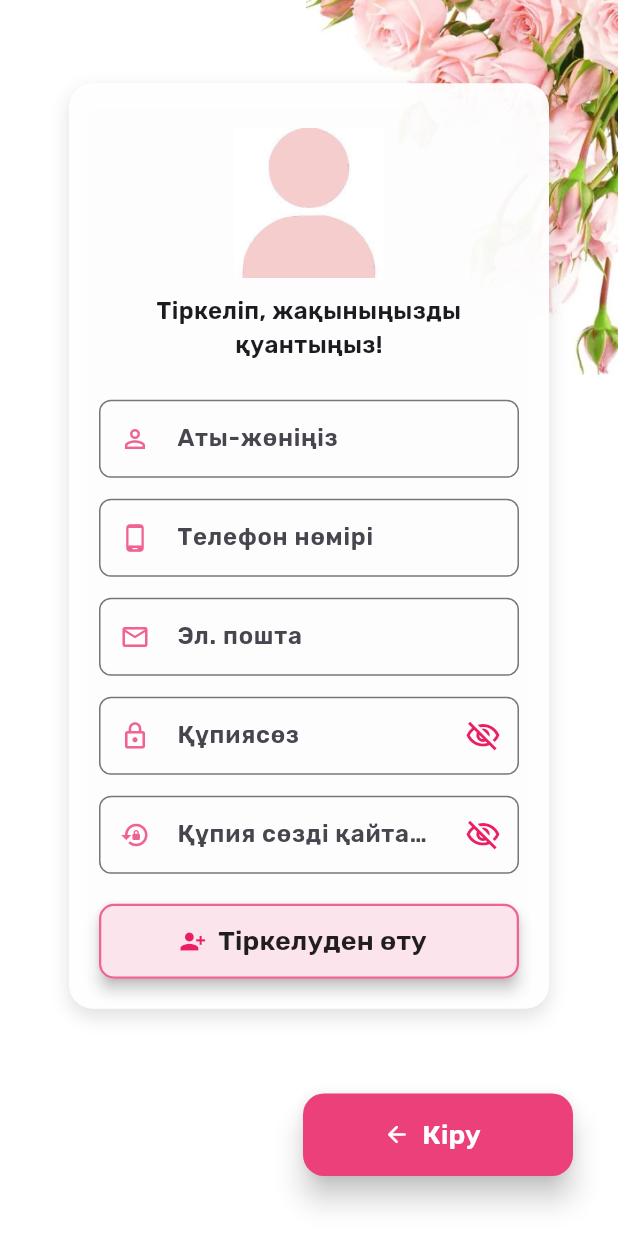
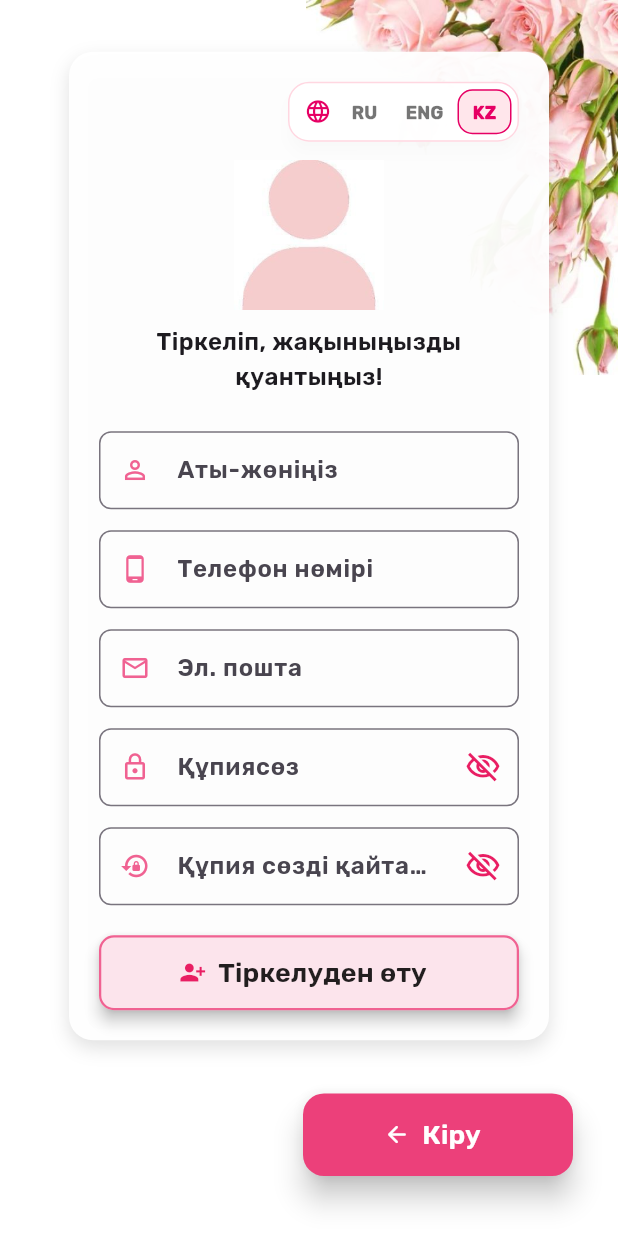
Before and after one commit to Madinass/gul-alem, a Flutter app: the RegisterScreen screen opened directly, on a phone screen of 412 x 824 dp. Run offline on Flutter 3.47's test engine with Material 3 defaults, Android fonts, the phone set to English and light mode, and no system bars; our stand-ins replace flutter_map, geolocator, image_picker, latlong2, shared_preferences, sqflite; accounts and stored records are empty; network calls fail.

Commit message:
Add auth language switcher

```diff
--- a/lib/login_screen.dart
+++ b/lib/login_screen.dart
@@ -4,6 +4,7 @@ import 'forgot_password_screen.dart';
 import 'main_wrapper.dart';
 import 'register.dart';
 import 'services/api_service.dart';
+import 'widgets/language_switcher.dart';
 
 class LoginScreen extends StatefulWidget {
   const LoginScreen({super.key});
@@ -162,7 +163,11 @@ class _LoginScreenState extends State<LoginScreen> {
                     ),
                     child: Column(
                       children: [
-                        const SizedBox(height: 10),
+                        const Align(
+                          alignment: Alignment.centerRight,
+                          child: LanguageSwitcher(),
+                        ),
+                        const SizedBox(height: 12),
                         SizedBox(
                           width: 140,
                           height: 140,
--- a/lib/popular_items_screen.dart
+++ b/lib/popular_items_screen.dart
@@ -40,20 +40,22 @@ class _PopularItemsScreenState extends State<PopularItemsScreen> {
     try {
       await ApiService.addToCart(product.id, quantity: 1);
       if (!mounted) return;
-      ScaffoldMessenger.of(context).showSnackBar(
-        const SnackBar(content: Text('Себетке қосылды')),
-      );
+      ScaffoldMessenger.of(
+        context,
+      ).showSnackBar(const SnackBar(content: Text('Себетке қосылды')));
     } catch (_) {
       if (!mounted) return;
-      ScaffoldMessenger.of(context).showSnackBar(
-        const SnackBar(content: Text('Себетке қосу сәтсіз')),
-      );
+      ScaffoldMessenger.of(
+        context,
+      ).showSnackBar(const SnackBar(content: Text('Себетке қосу сәтсіз')));
     }
   }
 
   String _descriptionFor(Product product) {
     final seed = '${product.flowerType} ${product.name}'.toLowerCase();
-    if (seed.contains('rose') || seed.contains('роза') || seed.contains('раушан')) {
+    if (seed.contains('rose') ||
+        seed.contains('роза') ||
+        seed.contains('раушан')) {
       return 'Раушан гүлдері — махаббат пен құрметтің белгісі. Сыйлыққа тамаша таңдау.';
     }
     if (seed.contains('tulip') || seed.contains('тюльпан')) {
@@ -82,10 +84,15 @@ class _PopularItemsScreenState extends State<PopularItemsScreen> {
           icon: const Icon(Icons.arrow_back_ios, color: Colors.black),
           onPressed: () => Navigator.pop(context),
         ),
-        title: const Text('Танымал гүлдер', style: TextStyle(color: Colors.black)),
+        title: const Text(
+          'Танымал гүлдер',
+          style: TextStyle(color: Colors.black),
+        ),
       ),
       body: _loading
-          ? const Center(child: CircularProgressIndicator(color: Color(0xFFE60064)))
+          ? const Center(
+              child: CircularProgressIndicator(color: Color(0xFFE60064)),
+            )
           : popularProducts.isEmpty
           ? const Center(child: Text('Танымал өнімдер табылмады'))
           : ListView.builder(
@@ -105,7 +112,7 @@ class _PopularItemsScreenState extends State<PopularItemsScreen> {
                       border: Border.all(color: lightPink),
                       boxShadow: [
                         BoxShadow(
-                              color: Colors.black.withOpacity(0.04),
+                          color: Colors.black.withValues(alpha: 0.04),
                           blurRadius: 8,
                           offset: const Offset(0, 4),
                         ),
@@ -121,8 +128,11 @@ class _PopularItemsScreenState extends State<PopularItemsScreen> {
                             width: 80,
                             height: 80,
                             fit: BoxFit.contain,
-                                errorBuilder: (context, error, stackTrace) =>
-                                    Icon(Icons.local_florist, color: lightPink, size: 50),
+                            errorBuilder: (context, error, stackTrace) => Icon(
+                              Icons.local_florist,
+                              color: lightPink,
+                              size: 50,
+                            ),
                           ),
                         ),
                         const SizedBox(width: 12),
@@ -132,23 +142,37 @@ class _PopularItemsScreenState extends State<PopularItemsScreen> {
                             children: [
                               Text(
                                 product.name,
-                                    style: const TextStyle(fontWeight: FontWeight.bold, fontSize: 15),
+                                style: const TextStyle(
+                                  fontWeight: FontWeight.bold,
+                                  fontSize: 15,
+                                ),
                               ),
                               const SizedBox(height: 4),
                               Text(
                                 product.formattedPrice,
-                                    style: TextStyle(color: darkPink, fontWeight: FontWeight.w600),
+                                style: TextStyle(
+                                  color: darkPink,
+                                  fontWeight: FontWeight.w600,
+                                ),
                               ),
                               const SizedBox(height: 6),
                               Text(
                                 _descriptionFor(product),
-                                    style: const TextStyle(color: Colors.grey, fontSize: 12),
+                                style: const TextStyle(
+                                  color: Colors.grey,
+                                  fontSize: 12,
+                                ),
                               ),
                               if (!product.inStock)
                                 const Padding(
                                   padding: EdgeInsets.only(top: 6),
-                                      child: Text('Қоймада жоқ',
-                                          style: TextStyle(color: Colors.red, fontSize: 12)),
+                                  child: Text(
+                                    'Қоймада жоқ',
+                                    style: TextStyle(
+                                      color: Colors.red,
+                                      fontSize: 12,
+                                    ),
+                                  ),
                                 ),
                             ],
                           ),
--- a/lib/register.dart
+++ b/lib/register.dart
@@ -7,6 +7,7 @@ import 'login_screen.dart'; // Сақтау
 import 'main_wrapper.dart';
 import 'register_validator.dart';
 import 'services/api_service.dart';
+import 'widgets/language_switcher.dart';
 
 class RegisterApp extends StatelessWidget {
   const RegisterApp({super.key});
@@ -228,7 +229,11 @@ class _RegisterScreenState extends State<RegisterScreen> {
                 child: Column(
                   mainAxisSize: MainAxisSize.min,
                   children: [
-                    const SizedBox(height: 10),
+                    const Align(
+                      alignment: Alignment.centerRight,
+                      child: LanguageSwitcher(),
+                    ),
+                    const SizedBox(height: 12),
                     SizedBox(
                       width: 100,
                       height: 100,
--- /dev/null
+++ b/lib/widgets/language_switcher.dart
@@ -0,0 +1,129 @@
+import 'package:flutter/material.dart';
+
+import '../app_language.dart';
+
+class LanguageSwitcher extends StatelessWidget {
+  const LanguageSwitcher({super.key});
+
+  static const List<AppLocale> _locales = [
+    AppLocale.ru,
+    AppLocale.en,
+    AppLocale.kz,
+  ];
+
+  @override
+  Widget build(BuildContext context) {
+    final controller = AppLanguageScope.watch(context);
+
+    return Material(
+      color: Colors.white.withValues(alpha: 0.95),
+      elevation: 4,
+      shadowColor: Colors.black.withValues(alpha: 0.08),
+      borderRadius: BorderRadius.circular(14),
+      child: Container(
+        padding: const EdgeInsets.all(4),
+        decoration: BoxDecoration(
+          border: Border.all(color: const Color(0xFFFFD7E1)),
+          borderRadius: BorderRadius.circular(14),
+        ),
+        child: Row(
+          mainAxisSize: MainAxisSize.min,
+          children: [
+            const Padding(
+              padding: EdgeInsets.only(left: 6, right: 4),
+              child: Icon(
+                Icons.language_rounded,
+                color: Color(0xFFE60064),
+                size: 18,
+              ),
+            ),
+            ..._locales.map((locale) {
+              final selected = controller.locale == locale;
+              return _LanguageOption(
+                locale: locale,
+                selected: selected,
+                onTap: () {
+                  controller.setLocale(locale);
+                },
+              );
+            }),
+          ],
+        ),
+      ),
+    );
+  }
+}
+
+class _LanguageOption extends StatelessWidget {
+  const _LanguageOption({
+    required this.locale,
+    required this.selected,
+    required this.onTap,
+  });
+
+  final AppLocale locale;
+  final bool selected;
+  final VoidCallback onTap;
+
+  @override
+  Widget build(BuildContext context) {
+    final t = context.t;
+
+    return Tooltip(
+      message: _name(t),
+      child: Semantics(
+        button: true,
+        selected: selected,
+        label: _name(t),
+        child: InkWell(
+          borderRadius: BorderRadius.circular(10),
+          onTap: selected ? null : onTap,
+          child: AnimatedContainer(
+            duration: const Duration(milliseconds: 160),
+            curve: Curves.easeOut,
+            width: locale == AppLocale.en ? 44 : 36,
+            height: 30,
+            alignment: Alignment.center,
+            decoration: BoxDecoration(
+              color: selected ? const Color(0xFFFFE6EB) : Colors.transparent,
+              borderRadius: BorderRadius.circular(10),
+              border: Border.all(
+                color: selected ? const Color(0xFFE60064) : Colors.transparent,
+              ),
+            ),
+            child: Text(
+              _label,
+              style: TextStyle(
+                color: selected ? const Color(0xFFE60064) : Colors.black54,
+                fontSize: 12,
+                fontWeight: FontWeight.w800,
+              ),
+            ),
+          ),
+        ),
+      ),
+    );
+  }
+
+  String get _label {
+    switch (locale) {
+      case AppLocale.ru:
+        return 'RU';
+      case AppLocale.en:
+        return 'ENG';
+      case AppLocale.kz:
+        return 'KZ';
+    }
+  }
+
+  String _name(AppText t) {
+    switch (locale) {
+      case AppLocale.ru:
+        return t.russian;
+      case AppLocale.en:
+        return t.english;
+      case AppLocale.kz:
+        return t.kazakh;
+    }
+  }
+}
```
Lines whose indentation alone changed are shown as unchanged.
